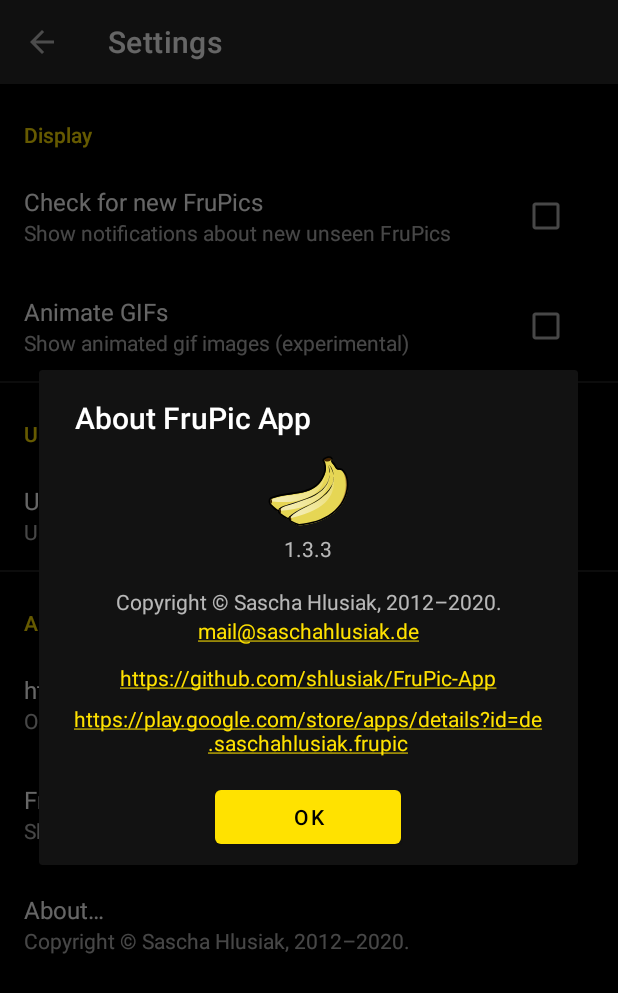
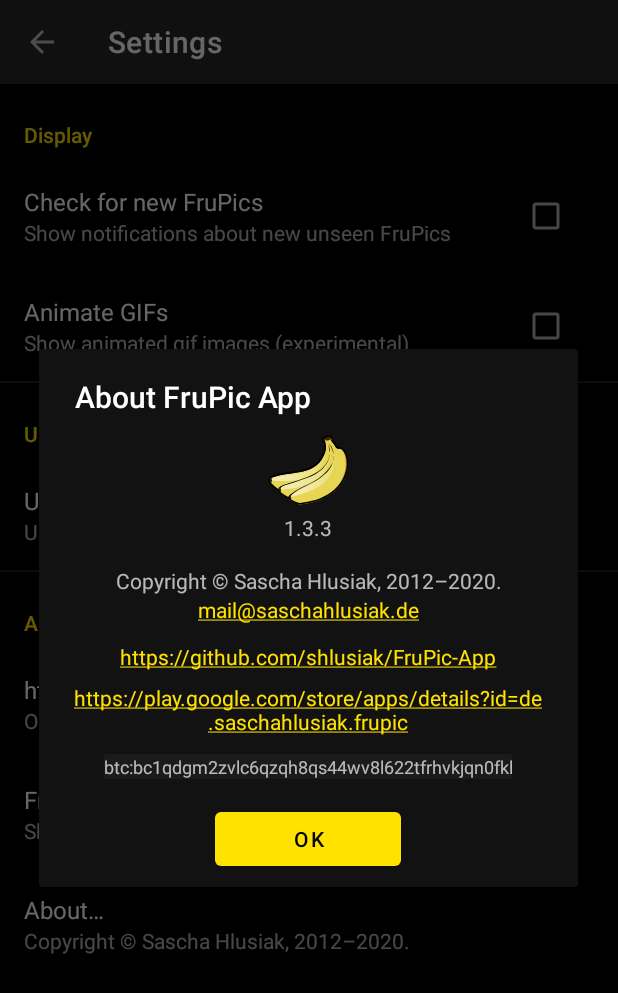
Before and after one commit to shlusiak/FruPic-App, an Android app: the fragment AboutFragment placed in its activity, on a phone screen of 412 x 824 dp. Shown: the top 993 px of the screen. Run offline under Robolectric (Android 15) with nearby library versions, the phone set to English and light mode, and no system bars; our stand-ins replace Picasso, androidx.preference; pictures from the network do not load; 2 statements that could not run were skipped.

Commit message:
Bitcoin link in AboutFragment

```diff
--- a/app/src/main/res/layout/about_activity.xml
+++ b/app/src/main/res/layout/about_activity.xml
@@ -28,10 +28,10 @@
             android:layout_width="match_parent"
             android:layout_height="wrap_content"
             android:gravity="center"
-            android:textColor="?android:textColorSecondary"
             android:singleLine="true"
             android:text="@string/copyright"
-            android:textAppearance="?android:attr/textAppearanceSmall" />
+            android:textAppearance="?android:attr/textAppearanceSmall"
+            android:textColor="?android:textColorSecondary" />
 
         <TextView
             android:layout_width="match_parent"
@@ -62,6 +62,16 @@
             android:text="https://play.google.com/store/apps/details?id=de.saschahlusiak.frupic"
             android:textAppearance="?android:attr/textAppearanceSmall" />
 
+        <TextView
+            android:id="@+id/bitcoin_link"
+            android:layout_width="wrap_content"
+            android:layout_height="wrap_content"
+            android:layout_marginTop="12dp"
+            android:background="?selectableItemBackground"
+            android:text="btc:bc1qdgm2zvlc6qzqh8qs44wv8l622tfrhvkjqn0fkl"
+            android:textIsSelectable="true"
+            android:textSize="12sp" />
+
         <Button
             android:id="@+id/ok"
             android:layout_width="124dp"
```
Also changed, not shown: app/src/main/java/de/saschahlusiak/frupic/about/AboutFragment.kt (+16 -0 lines), app/src/main/java/de/saschahlusiak/frupic/app/NotificationManager.kt (+5 -5 lines).
